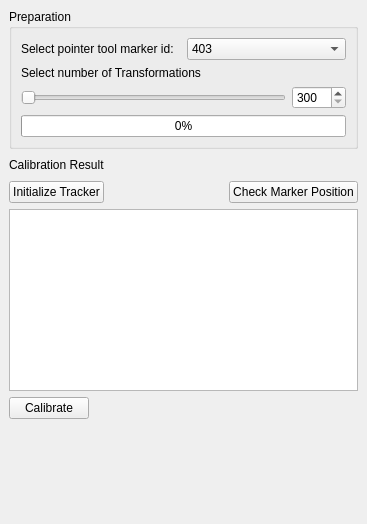
Before: the Qt Designer form IGITutorial/IGIPivotCalibration/PivotCalibration.ui in Kitware/IGSTKApps, drawn with Qt 5.
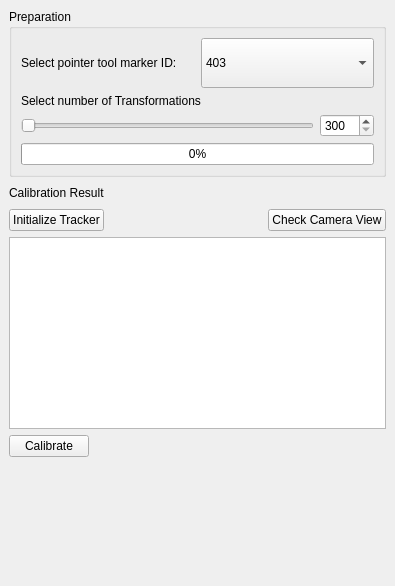
After: the same form once the commit is applied. Icons and pictures are not drawn.

The edit to the form file:
```diff
--- a/IGITutorial/IGIPivotCalibration/PivotCalibration.ui
+++ b/IGITutorial/IGIPivotCalibration/PivotCalibration.ui
@@ -6,8 +6,8 @@
    <rect>
     <x>0</x>
     <y>0</y>
-    <width>367</width>
-    <height>524</height>
+    <width>395</width>
+    <height>586</height>
    </rect>
   </property>
   <property name="windowTitle">
@@ -37,12 +37,18 @@
              <item>
               <widget class="QLabel" name="label_2">
                <property name="text">
-                <string>Select pointer tool marker id:</string>
+                <string>Select pointer tool marker ID:</string>
                </property>
               </widget>
              </item>
              <item>
               <widget class="QComboBox" name="idBox">
+               <property name="minimumSize">
+                <size>
+                 <width>0</width>
+                 <height>50</height>
+                </size>
+               </property>
                <property name="iconSize">
                 <size>
                  <width>40</width>
@@ -222,7 +228,7 @@
         <item>
          <widget class="QPushButton" name="CheckPositionButton">
           <property name="text">
-           <string>Check Marker Position</string>
+           <string>Check Camera View</string>
           </property>
           <property name="shortcut">
            <string>C</string>
```
